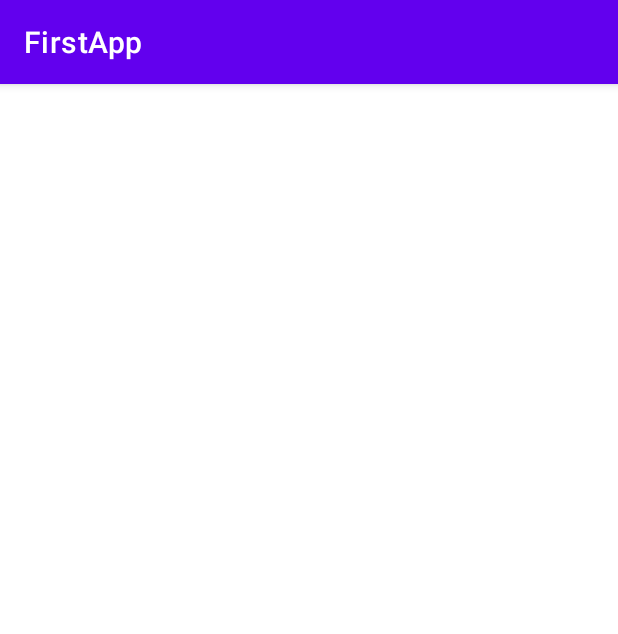
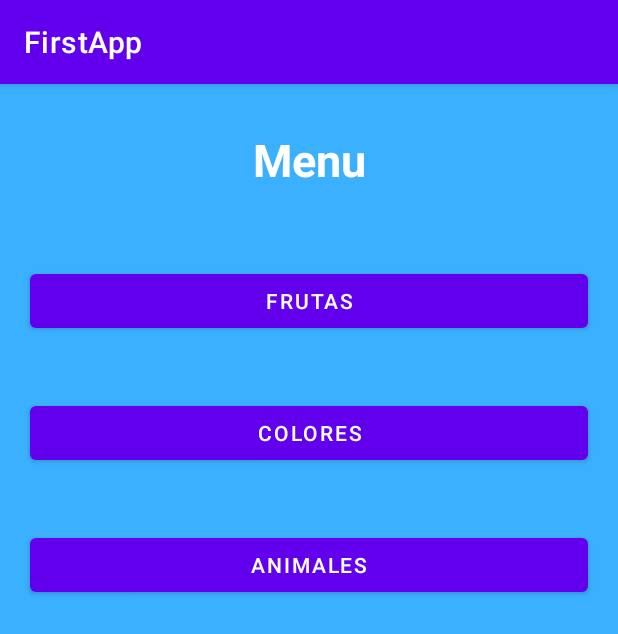
Before and after one commit to JorrgeG/FirtsPracticeAndroid, an Android app: the MenuActivity screen opened directly, with no data from a screen before it, on a phone screen of 412 x 824 dp. Shown: the top 634 px of the screen. Run offline under Robolectric (Android 15) with nearby library versions, the phone set to English and light mode, and no system bars.

Commit message:
activity fruit is add

```diff
--- a/app/src/main/AndroidManifest.xml
+++ b/app/src/main/AndroidManifest.xml
@@ -14,6 +14,9 @@
         android:theme="@style/Theme.FirstApp"
         tools:targetApi="31">
         <activity
+            android:name=".FruitActivity"
+            android:exported="false" />
+        <activity
             android:name=".MenuActivity"
             android:exported="false" />
         <activity
--- a/app/src/main/res/layout/activity_menu.xml
+++ b/app/src/main/res/layout/activity_menu.xml
@@ -4,11 +4,43 @@
     xmlns:tools="http://schemas.android.com/tools"
     android:layout_width="match_parent"
     android:layout_height="match_parent"
-    tools:context=".MenuActivity">
+    tools:context=".MenuActivity"
+    android:orientation="vertical"
+    android:background="@color/Background">
 
     <TextView
-        android:layout_width="wrap_content"
-        android:layout_height="wrap_content"/>
+        android:layout_width="match_parent"
+        android:layout_height="wrap_content"
+        android:layout_margin="30dp"
+        android:text="@string/MenuTitle"
+        android:textColor="@color/white"
+        android:gravity="center"
+        android:textStyle="bold"
+        android:textSize="30sp"/>
+
+    <Button
+        android:layout_width="match_parent"
+        android:layout_height="wrap_content"
+        android:layout_gravity="center"
+        android:layout_margin="20dp"
+        android:layout_marginHorizontal="20dp"
+        android:text="@string/fruits" />
+
+    <Button
+        android:layout_width="match_parent"
+        android:layout_height="wrap_content"
+        android:layout_gravity="center"
+        android:layout_margin="20dp"
+        android:layout_marginHorizontal="20dp"
+        android:text="@string/colors" />
+
+    <Button
+        android:layout_width="match_parent"
+        android:layout_height="wrap_content"
+        android:layout_gravity="center"
+        android:layout_margin="20dp"
+        android:layout_marginHorizontal="20dp"
+        android:text="@string/animals" />
 
 
 </LinearLayout>
```
Also changed, not shown: app/src/main/java/com/andres/firstapp/FruitActivity.java (added, +14 -0 lines), app/src/main/res/layout/activity_fruit.xml (added, +89 -0 lines), app/src/main/res/drawable/back_btn.png (added).
